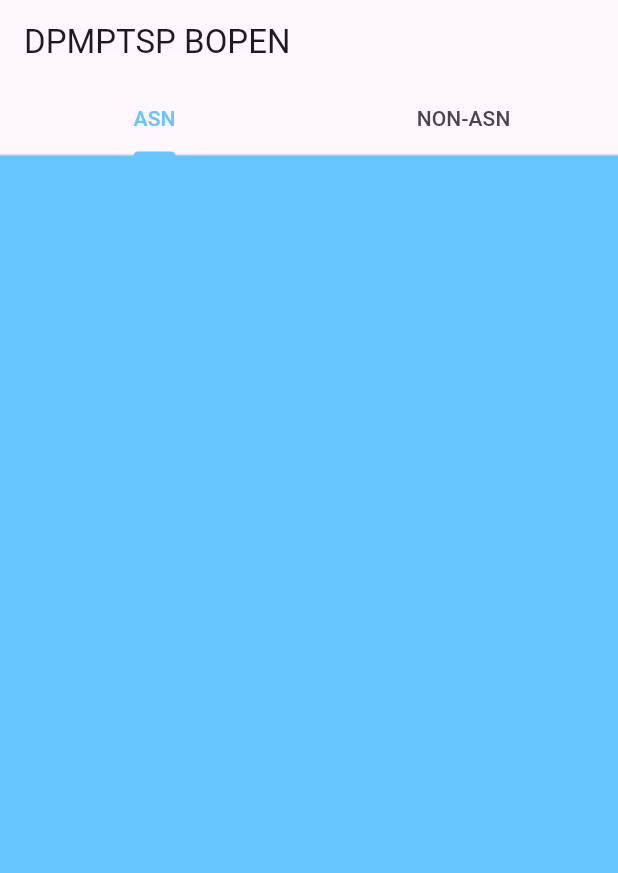
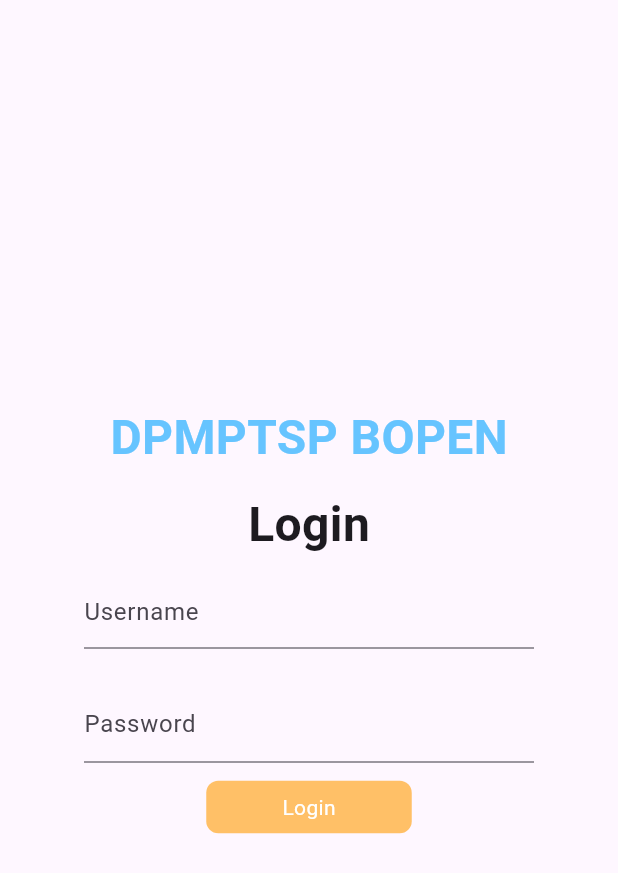
Before and after one commit to louis-sxcv45/BOPEN-Application, a Flutter app: the screen it shows after launch, on a phone screen of 412 x 824 dp. Shown: the top 873 px of the screen. Run offline on Flutter 3.47's test engine with Material 3 defaults, Android fonts, the phone set to English and light mode, and no system bars; our stand-ins replace dropdown_textfield, google_fonts.

Commit message:
Slicing Login and Asn data UI

```diff
--- a/lib/main.dart
+++ b/lib/main.dart
@@ -1,5 +1,5 @@
 import 'package:flutter/material.dart';
-import 'package:project_pkl/src/tab_bar.dart';
+import 'package:project_pkl/src/features/login/UI/login_screen.dart';
 
 void main() {
   runApp(const MyApp());
@@ -18,7 +18,7 @@ class MyApp extends StatelessWidget {
         colorScheme: ColorScheme.fromSeed(seedColor: Colors.deepPurple),
         useMaterial3: true,
       ),
-      home: TabBarNavigation(),
+      home: LoginScreen(),
     );
   }
 }
--- a/lib/src/common_widgets/custom_button.dart
+++ b/lib/src/common_widgets/custom_button.dart
@@ -14,7 +14,7 @@ class CustomButton extends StatelessWidget {
       child: Container(
         width: 137,
         alignment: Alignment.center,
-        height: 49,
+        height: 35,
         decoration: BoxDecoration(
           color: ColorManager.yellow,
           borderRadius: BorderRadius.circular(AppSize.s8)
--- /dev/null
+++ b/lib/src/features/login/UI/login_screen.dart
@@ -0,0 +1,130 @@
+import 'package:flutter/material.dart';
+import 'package:project_pkl/src/common_widgets/custom_button.dart';
+import 'package:project_pkl/src/style_manager/color_manager.dart';
+import 'package:project_pkl/src/style_manager/font_family_manager.dart';
+import 'package:project_pkl/src/style_manager/values_manager.dart';
+import 'package:project_pkl/src/tab_bar.dart';
+
+class LoginScreen extends StatefulWidget {
+  const LoginScreen({super.key});
+
+  @override
+  State<LoginScreen> createState() => _LoginScreenState();
+}
+
+class _LoginScreenState extends State<LoginScreen> {
+
+  final userNameController = TextEditingController();
+  final passwordController = TextEditingController();
+  bool isObsecure = true;
+
+  @override
+  void dispose(){
+    userNameController.clear();
+    passwordController.clear();
+    super.dispose();
+  }
+
+  @override
+  Widget build(BuildContext context) {
+    return Scaffold(
+      body: Container(
+        alignment: Alignment.center,
+        child: SingleChildScrollView(
+          child: Column(
+            mainAxisAlignment: MainAxisAlignment.center,
+            children: [
+              Text(
+                'DPMPTSP BOPEN',
+                style: TextStyle(
+                  fontSize: AppSize.s32,
+                  fontWeight: FontWeightManager.bold,
+                  color: ColorManager.blue
+                ),
+              ),
+
+              SizedBox(
+                height: AppSize.s12,
+              ),
+
+              Text(
+                'Login',
+                textAlign: TextAlign.start,
+                style: TextStyle(
+                  fontWeight: FontWeightManager.bold,
+                  fontSize: AppSize.s32
+                ),
+              ),
+
+              SizedBox(
+                height: AppSize.s12,
+              ),
+
+              SizedBox(
+                width: 300,
+                child: TextField(
+                  controller: userNameController,
+                  decoration: InputDecoration(
+                    hintText: 'Username',
+                    border: UnderlineInputBorder(
+                      borderSide: BorderSide(
+                      color: ColorManager.black,
+                      width: 5
+                      )
+                    )
+                  ),
+                ),
+              ),
+
+              SizedBox(
+                height: AppSize.s12,
+              ),
+
+              SizedBox(
+                width: 300,
+                child: TextField(
+                  controller: passwordController,
+                  obscureText: isObsecure,
+                  decoration: InputDecoration(
+                    suffix: IconButton(
+                      icon: Icon(
+                        isObsecure ? Icons.visibility : Icons.visibility_off
+                      ),
+                      onPressed: () {
+                        setState(() {
+                          isObsecure =! isObsecure;
+                        });
+                      },
+                    ),
+                    hintText: 'Password',
+                    border: UnderlineInputBorder(
+                      borderSide: BorderSide(
+                      color: ColorManager.black,
+                      width: 5
+                      )
+                    )
+                  ),
+                ),
+              ),
+
+              SizedBox(
+                height: AppSize.s12,
+              ),
+
+              CustomButton(
+                title: 'Login',
+                onTap: (){
+                  Navigator.pushAndRemoveUntil(
+                    context,
+                    MaterialPageRoute(
+                      builder: (context)=> TabBarNavigation()),
+                      (Route<dynamic> route) => false
+                    );
+                })
+            ],
+          ),
+        ),
+      ),
+    );
+  }
+}
--- a/lib/src/tab_bar.dart
+++ b/lib/src/tab_bar.dart
@@ -1,4 +1,5 @@
 import 'package:flutter/material.dart';
+import 'package:project_pkl/src/features/asn_page/UI/asn_data_screen.dart';
 import 'package:project_pkl/src/style_manager/color_manager.dart';
 
 class TabBarNavigation extends StatelessWidget {
@@ -29,9 +30,7 @@ class TabBarNavigation extends StatelessWidget {
         ),
         body: TabBarView(
           children: [
-            Container(
-              color: ColorManager.blue,
-            ),
+            AsnDataScreen(),
             Container(
               color: ColorManager.yellow,
             ),
--- a/pubspec.yaml
+++ b/pubspec.yaml
@@ -36,6 +36,7 @@ dependencies:
   # Use with the CupertinoIcons class for iOS style icons.
   cupertino_icons: ^1.0.8
   google_fonts: ^6.2.1
+  dropdown_textfield: ^1.2.0
 
 dev_dependencies:
   flutter_test:
```
Also changed, not shown: lib/src/common_widgets/voting_field.dart (deleted, +0 -10 lines), lib/src/common_widgets/voting_field_drop_down.dart (added, +55 -0 lines), lib/src/common_widgets/voting_text_filed.dart (added, +49 -0 lines), lib/src/features/asn_page/UI/asn_data_screen.dart (added, +84 -0 lines), pubspec.lock.
